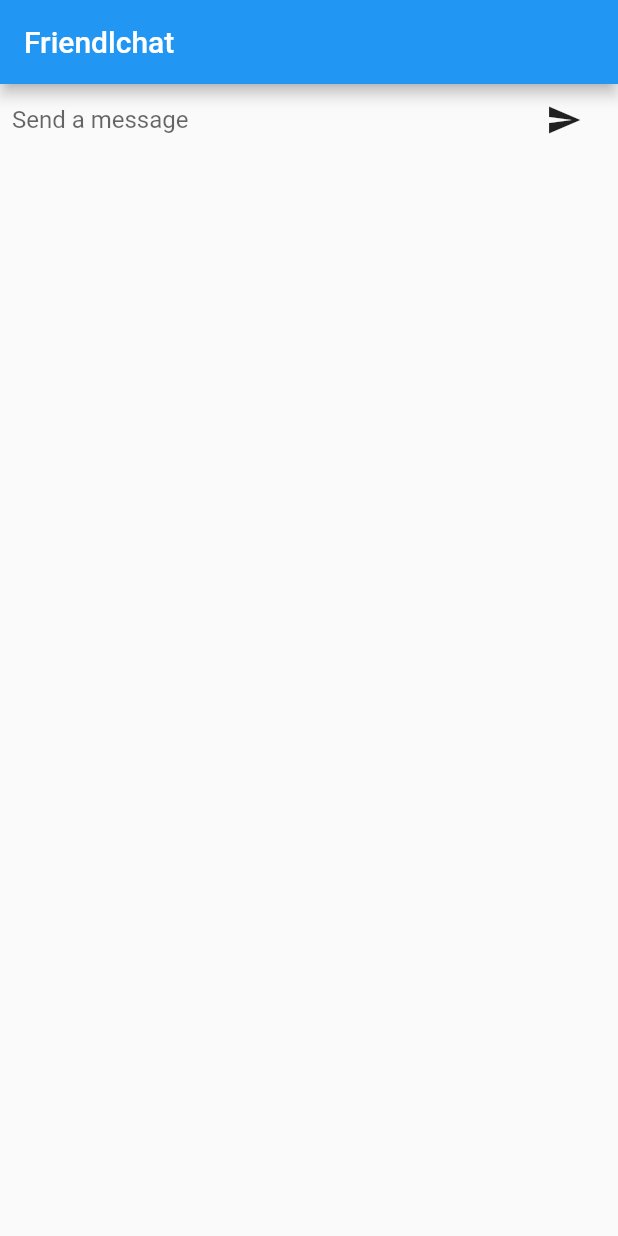
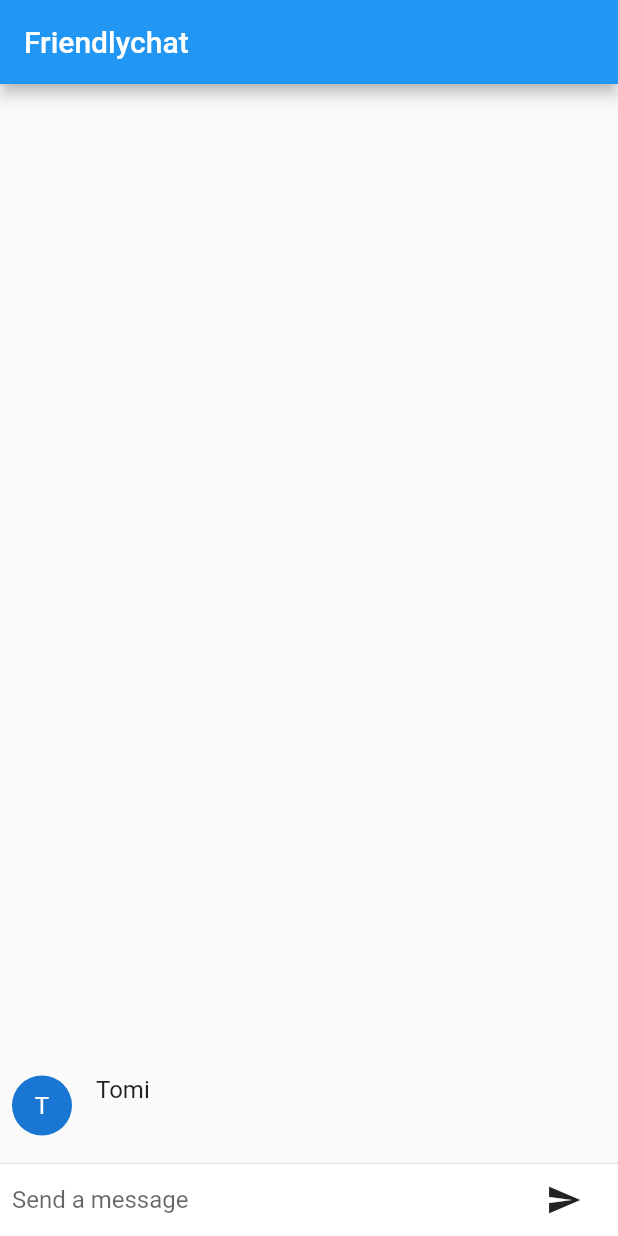
Before and after one commit to flohsk/flutter, a Flutter app: the screen it shows after launch, after a tap on the "send" icon, on a phone screen of 412 x 824 dp. Run offline on Flutter 3.47's test engine with Material 2 defaults, Android fonts, the phone set to English and light mode, and no system bars.

Commit message:
Friendly char terminado!

```diff
--- a/apps/friendlychat/lib/main.dart
+++ b/apps/friendlychat/lib/main.dart
@@ -17,9 +17,16 @@ class ChatScreen extends StatefulWidget{
 class ChatScreenState extends State<ChatScreen>{
 
   final TextEditingController _textController = new TextEditingController();
+  final List<ChatMessage> _messages = <ChatMessage>[];
 
   void _handleSubmitted(String text){
     _textController.clear();
+    ChatMessage message = new ChatMessage(
+      text: text,
+    );
+    setState(() {
+      _messages.insert(0, message);
+    });
   }
 
   Widget _buildTextComposer(){
@@ -50,9 +57,64 @@ class ChatScreenState extends State<ChatScreen>{
     // TODO: implement build
     return Scaffold(
       appBar: AppBar(
-        title: Text("Friendlchat"),
+        title: Text("Friendlychat"),
       ),
-      body: _buildTextComposer(),
+      body: Column(
+        children: <Widget>[
+          Flexible(
+            child: ListView.builder(
+              itemBuilder: (_, int index) => _messages[index],
+              padding: EdgeInsets.all(8.0),
+              reverse: true,
+              itemCount: _messages.length,
+            ),
+          ),
+          Divider(
+            height: 1.0,
+          ),
+          Container(
+            decoration: BoxDecoration(
+              color: Theme.of(context).cardColor,
+            ),
+            child: _buildTextComposer(),
+          )
+        ],
+      ),
     );
   }
 }
+
+class ChatMessage extends StatelessWidget{
+  ChatMessage({this.text});
+  final String _name = "Tomi";
+  final String text;
+  @override
+  Widget build(BuildContext context) {
+    // TODO: implement build
+    return Container(
+      margin: const EdgeInsets.symmetric(vertical: 10.0),
+      child: Row(
+        crossAxisAlignment: CrossAxisAlignment.start,
+        children: <Widget>[
+          Container(
+            margin: const EdgeInsets.only(right: 16.0),
+            child: CircleAvatar(child: Text(_name[0]),),
+          ),
+          Column(
+            crossAxisAlignment: CrossAxisAlignment.start,
+            children: <Widget>[
+              Text(
+                _name,
+                style: Theme.of(context).textTheme.subhead,
+              ),
+              Container(
+                margin: const EdgeInsets.only(top: 5.0),
+                child: Text(text)
+              )
+            ],
+          )
+        ],
+      ),
+    );
+  }
+}
```
